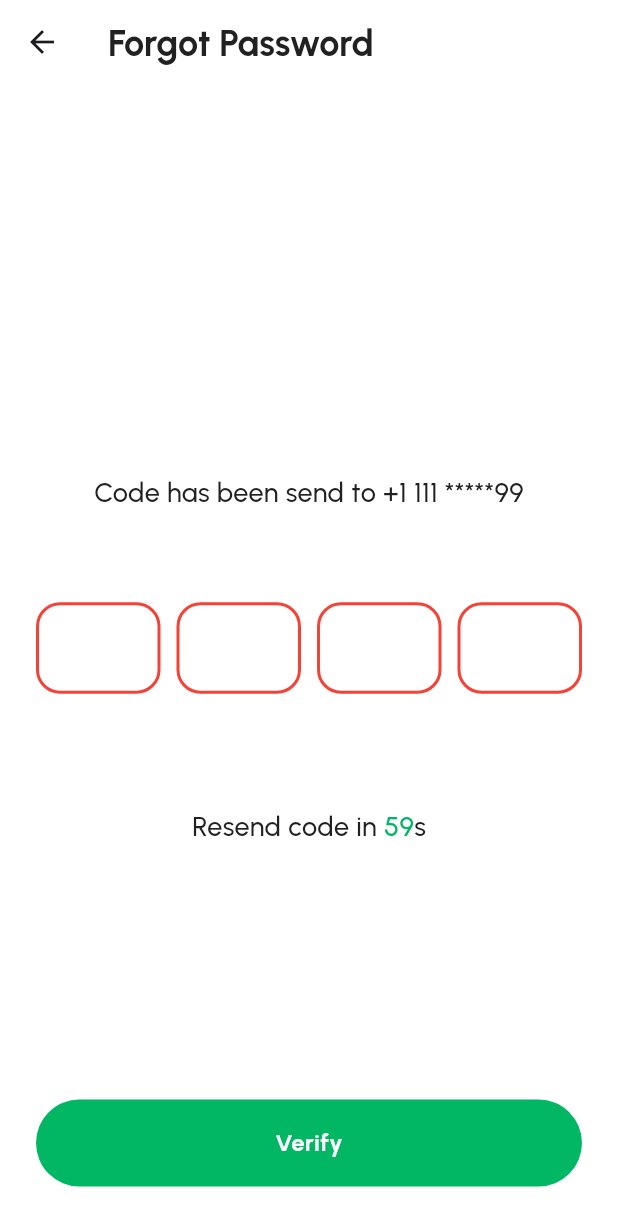
After one commit to HamiidrezaRamezani/potea-plant-e-commerce, a Flutter app: the ForgotPasswordVerifyPage screen opened directly, on a phone screen of 412 x 824 dp. The commit adds this screen. Shown: the top 1226 px of the screen. Run offline on Flutter 3.47's test engine with Material 3 defaults, Android fonts, the light colour scheme and no system bars; drawn by our look-alikes of pin_code_fields; our stand-ins replace dots_indicator, flutter_svg, lottie.

Commit message:
add forgot and reset password screens

```diff
--- a/lib/DesignSystem/images/app_images.dart
+++ b/lib/DesignSystem/images/app_images.dart
@@ -41,4 +41,6 @@ class AppImages {
   static String loginVector = 'assets/images/png/loginVector.png';
   static String signUpVector = 'assets/images/png/signUpVector.png';
   static String forgotPasswordVector = 'assets/images/png/forgotPasswordVector.png';
+  static String createNewPasswordVector = 'assets/images/png/createNewPasswordVector.png';
+  static String congratulationsVector = 'assets/images/png/congratulationsVector.png';
 }
--- /dev/null
+++ b/lib/Presentation/ui/reset_password_screens/forgot_password_verify_page.dart
@@ -0,0 +1,160 @@
+import 'dart:async';
+
+import 'package:flutter/material.dart';
+import 'package:pin_code_fields/pin_code_fields.dart';
+import 'package:potea_plant_e_commerce/DesignSystem/size/app_size.dart';
+import 'package:potea_plant_e_commerce/Presentation/ui/reset_password_screens/create_new_password_page.dart';
+
+import '../../../DesignSystem/buttons/app_buttons.dart';
+import '../../../DesignSystem/colors/app_colors.dart';
+import '../../../DesignSystem/padding/app_padding.dart';
+import '../../../DesignSystem/typography/text_style.dart';
+
+class ForgotPasswordVerifyPage extends StatefulWidget {
+  const ForgotPasswordVerifyPage({super.key});
+
+  @override
+  State<ForgotPasswordVerifyPage> createState() => _ForgotPasswordVerifyPageState();
+}
+
+class _ForgotPasswordVerifyPageState extends State<ForgotPasswordVerifyPage> {
+
+  TextEditingController pinController = TextEditingController();
+
+  int timerCount = 60;
+  bool isTimerFinished = false;
+
+  countDownTimer() async {
+    for (int x = 60; x > 0; x--) {
+      await Future.delayed(Duration(seconds: 1)).then((_) {
+        if (timerCount == 1) isTimerFinished = true;
+        setState(() {
+          timerCount -= 1;
+        });
+      });
+    }
+  }
+  @override
+  void initState() {
+    countDownTimer();
+  }
+
+  @override
+  Widget build(BuildContext context) {
+    return Scaffold(
+      backgroundColor: AppColors.white,
+      appBar: AppBar(
+        backgroundColor: AppColors.white,
+        title: TextStyles.heading4('Forgot Password', AppColors.grey900),
+      ),
+      body: Column(
+        mainAxisAlignment: MainAxisAlignment.center,
+        children: [
+          Row(
+            mainAxisAlignment: MainAxisAlignment.center,
+            children: [
+              TextStyles.bodyX('Code has been send to +1 111 *****99',AppColors.grey900, 'medium', TextAlign.center)
+            ],
+          ),
+          AppPadding.paddingOnlyWidget(Container(
+            child: PinCodeTextField(
+              length: 4,
+              obscureText: false,
+              animationType: AnimationType.fade,
+              pinTheme: PinTheme(
+                shape: PinCodeFieldShape.box,
+                borderRadius: BorderRadius.circular(16),
+                fieldHeight: 61,
+                fieldWidth: 83,
+                activeFillColor: AppColors.white,
+                inactiveFillColor: Colors.white,
+                errorBorderColor: Colors.white,
+                selectedFillColor: Colors.white,
+
+              ),
+              animationDuration: const Duration(milliseconds: 300),
+              backgroundColor: AppColors.white,
+              enableActiveFill: true,
+
+              // errorAnimationController: errorController,
+              controller: pinController,
+              onCompleted: (v) {
+                print("Completed");
+              },
+              onChanged: (value) {
+                print(value);
+                setState(() {
+                  // currentText = value;
+                });
+              },
+              beforeTextPaste: (text) {
+                print("Allowing to paste $text");
+                //if you return true then it will show the paste confirmation dialog. Otherwise if false, then nothing will happen.
+                //but you can show anything you want here, like your pop up saying wrong paste format or etc
+                return true;
+              }, appContext: context,
+            ),
+          ), 24.0, 24.0, 60.0, 0.0),
+          AppPadding.paddingOnlyWidget(Row(
+            mainAxisAlignment: MainAxisAlignment.center,
+            children: [
+              Text.rich(
+                TextSpan(
+                  children: [
+                    TextSpan(
+                        text: 'Resend code in ',
+                        style: TextStyle(
+                            fontFamily: 'urbanistMedium',
+                            fontSize: 18.0,
+                            color: AppColors.grey900
+                        )
+
+                    ),
+                    TextSpan(
+                        text: '$timerCount',
+                      style: TextStyle(
+                        fontFamily: 'urbanistMedium',
+                        fontSize: 18.0,
+                        color: AppColors.primary500Color
+                      )
+                    ),
+                    TextSpan(
+                      text: 's',
+                        style: TextStyle(
+                            fontFamily: 'urbanistMedium',
+                            fontSize: 18.0,
+                            color: AppColors.grey900
+                        )
+                    )
+                  ]
+                )
+              )
+
+            ],
+          ), 24.0, 24.0, 60.0, 0.0)
+        ],
+      ),
+      bottomSheet:Container(
+        color: AppColors.white,
+        child:  AppPadding.paddingOnlyWidget(
+            InkWell(
+              onTap: (){
+                Navigator.push(context, MaterialPageRoute(builder: (context)=> const CreateNewPasswordPage()));
+              },
+              borderRadius: const BorderRadius.all(Radius.circular(50.0)),
+              child: AppButtons.buttonWithoutIcon(
+                  'Verify',
+                  context.width,
+                  58.0,
+                  AppColors.white,
+                  100,
+                  AppColors.primary500Color),
+            ),
+            24.0,
+            24.0,
+            0.0,
+            33.0),
+      )
+    );
+  }
+}
--- a/pubspec.yaml
+++ b/pubspec.yaml
@@ -18,6 +18,7 @@ dependencies:
   intl: ^0.18.1
   dots_indicator: ^3.0.0
   flutter_svg: ^2.0.9
+  pin_code_fields: ^8.0.1
 
 dev_dependencies:
   flutter_test:
@@ -72,6 +73,8 @@ flutter:
     - assets/images/png/loginVector.png
     - assets/images/png/signUpVector.png
     - assets/images/png/forgotPasswordVector.png
+    - assets/images/png/createNewPasswordVector.png
+    - assets/images/png/congratulationsVector.png
     - assets/icons/svg/light(border)/2 User.svg
     - assets/icons/svg/light(border)/3 User.svg
     - assets/icons/svg/light(border)/Activity.svg
```
Also changed, not shown: lib/DesignSystem/dialog/app_dialog.dart (added, +46 -0 lines), lib/Presentation/ui/index_screens/home_screen/home_page.dart (added, +15 -0 lines), lib/Presentation/ui/reset_password_screens/create_new_password_page.dart (added, +312 -0 lines), lib/Presentation/ui/reset_password_screens/forget_password_select_page.dart (+8 -1 lines), assets/images/png/congratulationsVector.png (added), assets/images/png/createNewPasswordVector.png (added), pubspec.lock.
